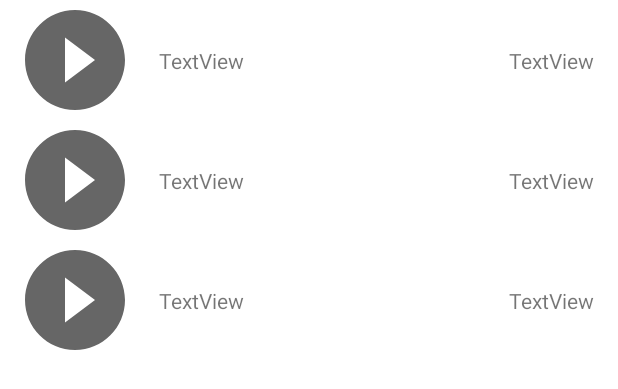
After one commit to coding-factory-classrooms/android-m1-project-music-2021-android-m1-groupe-5, an Android app: the layout fragment_songs_list.xml on its own in the app's theme, with its tools: preview values and no code run, on a phone screen of 412 x 824 dp. The commit adds this screen. Shown: the top 389 px of the screen. Run offline under Robolectric (Android 15) with nearby library versions, the phone set to English and light mode, and no system bars.

Commit message:
[Story 4] affichage de song en fonction du clic artist

```diff
--- a/app/src/main/java/digital/leax/cheel/api/MusicDBApi.kt
+++ b/app/src/main/java/digital/leax/cheel/api/MusicDBApi.kt
@@ -1,5 +1,6 @@
 package digital.leax.cheel.api
 
+import digital.leax.cheel.Song
 import retrofit2.Call
 import retrofit2.http.*
 
@@ -20,4 +21,7 @@ interface MusicDBApi {
     @GET("api/artists/{artistID}")
     fun getArtistsById(@Path(value = "artistID") artistID: Long): Call<ApiArtists>
 
+    @GET("api/songs/")
+    fun getSongs( @Header("Authorization") token : String, @Query("artist__id") artistId: Int): Call<List<ApiSong>>
+
 }
--- a/app/src/main/java/digital/leax/cheel/menu/library/LibraryViewModel.kt
+++ b/app/src/main/java/digital/leax/cheel/menu/library/LibraryViewModel.kt
@@ -27,7 +27,7 @@ private const val TAG = "LibraryViewModel"
 class LibraryViewModel : ViewModel(){
 
     private val artistsLiveData = MutableLiveData<List<Artist>>()
-    fun getMoviesLiveData(): LiveData<List<Artist>> = artistsLiveData
+    fun getArtistsLiveData(): LiveData<List<Artist>> = artistsLiveData
 
     private val api: MusicDBApi
 
--- /dev/null
+++ b/app/src/main/res/layout/fragment_songs_list.xml
@@ -0,0 +1,19 @@
+<?xml version="1.0" encoding="utf-8"?>
+<androidx.constraintlayout.widget.ConstraintLayout xmlns:android="http://schemas.android.com/apk/res/android"
+    xmlns:tools="http://schemas.android.com/tools"
+    android:layout_width="match_parent"
+    android:layout_height="match_parent"
+    xmlns:app="http://schemas.android.com/apk/res-auto"
+    tools:context=".menu.songs.SongsListFragment">
+
+    <androidx.recyclerview.widget.RecyclerView
+        android:id="@+id/songsList"
+        android:layout_width="match_parent"
+        android:layout_height="match_parent"
+        app:layout_constraintBottom_toBottomOf="parent"
+        app:layout_constraintEnd_toEndOf="parent"
+        app:layout_constraintStart_toStartOf="parent"
+        app:layout_constraintTop_toTopOf="parent"
+        tools:listitem="@layout/row_songs" />
+
+</androidx.constraintlayout.widget.ConstraintLayout>
--- /dev/null
+++ b/app/src/main/res/layout/row_songs.xml
@@ -0,0 +1,37 @@
+<?xml version="1.0" encoding="utf-8"?>
+<androidx.constraintlayout.widget.ConstraintLayout xmlns:android="http://schemas.android.com/apk/res/android"
+    android:layout_width="match_parent"
+    android:layout_height="80dp"
+    xmlns:app="http://schemas.android.com/apk/res-auto">
+
+    <ImageView
+        android:id="@+id/songCover"
+        android:layout_width="80dp"
+        android:layout_height="80dp"
+        android:layout_marginStart="10dp"
+        app:layout_constraintBottom_toBottomOf="parent"
+        app:layout_constraintStart_toStartOf="parent"
+        app:layout_constraintTop_toTopOf="parent"
+        app:srcCompat="@drawable/ic_baseline_play_circle_filled_24" />
+
+    <TextView
+        android:id="@+id/songName"
+        android:layout_width="wrap_content"
+        android:layout_height="wrap_content"
+        android:layout_marginStart="16dp"
+        android:text="TextView"
+        app:layout_constraintBottom_toBottomOf="@+id/songCover"
+        app:layout_constraintStart_toEndOf="@+id/songCover"
+        app:layout_constraintTop_toTopOf="@+id/songCover" />
+
+    <TextView
+        android:id="@+id/songDuration"
+        android:layout_width="wrap_content"
+        android:layout_height="wrap_content"
+        android:layout_marginEnd="16dp"
+        android:text="TextView"
+        app:layout_constraintBottom_toBottomOf="@+id/songName"
+        app:layout_constraintEnd_toEndOf="parent"
+        app:layout_constraintTop_toTopOf="@+id/songName" />
+
+</androidx.constraintlayout.widget.ConstraintLayout>
```
Also changed, not shown: app/src/main/java/digital/leax/cheel/Models.kt (+14 -0 lines), app/src/main/java/digital/leax/cheel/api/ApiMappers.kt (+21 -0 lines), app/src/main/java/digital/leax/cheel/api/ApiModels.kt (+10 -0 lines), app/src/main/java/digital/leax/cheel/menu/library/LibraryAdapter.kt (+12 -7 lines), app/src/main/java/digital/leax/cheel/menu/library/LibraryFragment.kt (+16 -3 lines), app/src/main/java/digital/leax/cheel/menu/songs/SongsAdapter.kt (added, +43 -0 lines), app/src/main/java/digital/leax/cheel/menu/songs/SongsListFragment.kt (added, +58 -0 lines), app/src/main/java/digital/leax/cheel/menu/songs/SongsViewModel.kt (added, +65 -0 lines), app/src/main/res/layout/row_artist.xml (+4 -4 lines), app/src/main/res/navigation/nav_graph_menu.xml (+14 -1 lines).
